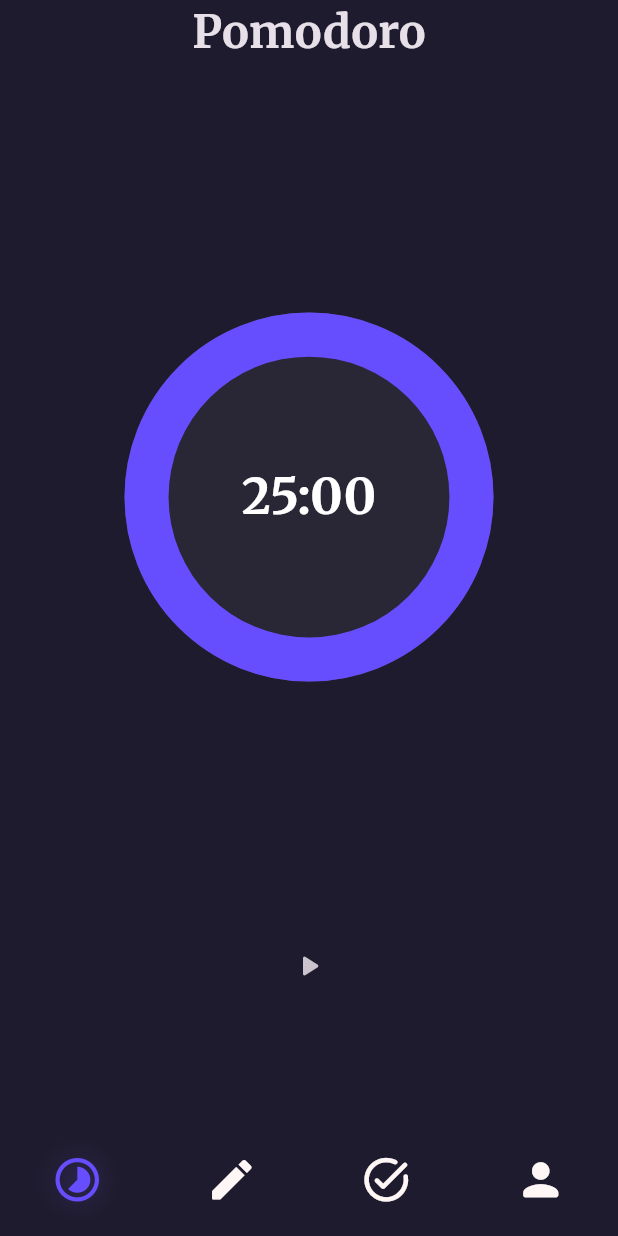
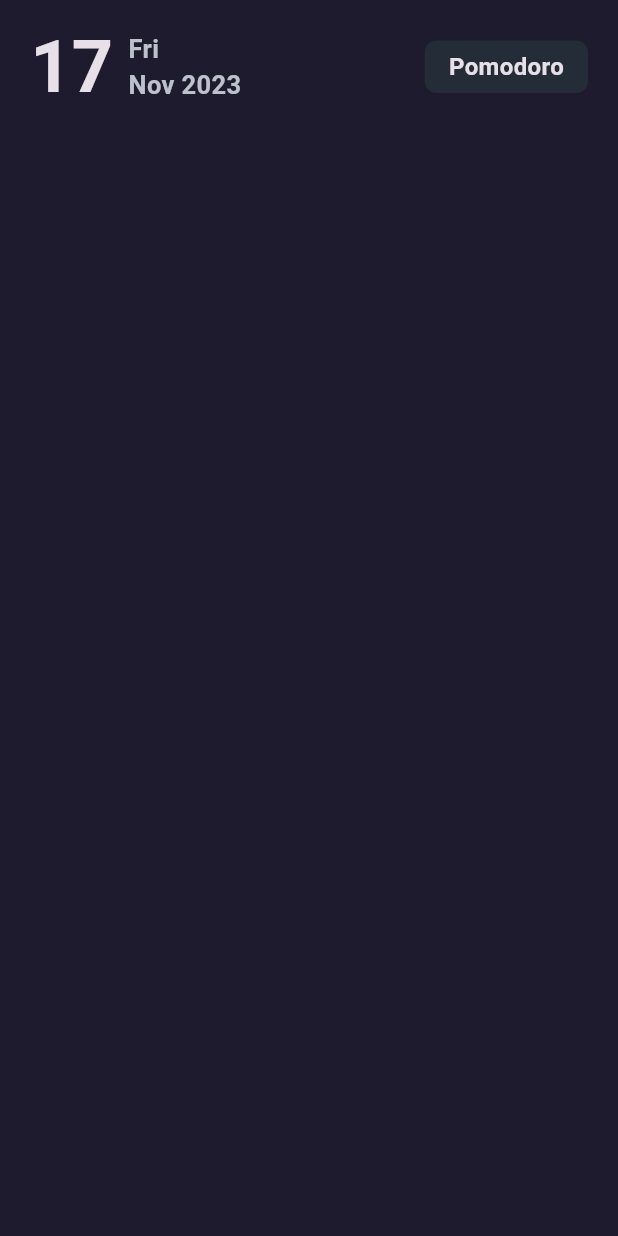
Before and after one commit to aricodeine/pmdr, a Flutter app: the screen it shows after launch, on a phone screen of 412 x 824 dp. Run offline on Flutter 3.47's test engine with Material 2 defaults, Android fonts, the light colour scheme and no system bars; drawn by our look-alikes of circular_countdown_timer; our stand-ins replace bloc, flutter_bloc, gap.

Commit message:
redesigning ui: worked on home screen datetime and title

```diff
--- a/lib/blocs/cubit/homeswitch_cubit.dart
+++ /dev/null
@@ -1,7 +0,0 @@
-import 'package:bloc/bloc.dart';
-
-class HomeSwitchCubit extends Cubit<int> {
-  HomeSwitchCubit() : super(0);
-
-  void change(int index) => emit(index);
-}
--- a/lib/blocs/timer/bloc/timer_bloc.dart
+++ b/lib/blocs/timer/bloc/timer_bloc.dart
@@ -17,9 +17,9 @@ class TimerBloc extends Bloc<TimerEvent, TimerState> {
     on<TimerEndEvent>(timerFinishClickEvent);
   }
 
-  FutureOr<void> timerInitialEvent(TimerInitialEvent event, Emitter<TimerState> emit) async {
+  FutureOr<void> timerInitialEvent(TimerInitialEvent event, Emitter<TimerState> emit) {
     emit(TimerInitial());
-    await Future.delayed(const Duration(seconds: 3));
+    // await Future.delayed(const Duration(seconds: 3));
     emit(TimerReadyState());
   }
 
--- a/lib/core/constants.dart
+++ b/lib/core/constants.dart
@@ -1,15 +1,18 @@
 import 'package:flutter/material.dart';
-import 'package:pmdr/screens/pomodoro_view.dart';
+import 'package:pmdr/screens/home_screen.dart';
 
-const TextStyle kOptionStyle =
-    TextStyle(fontSize: 30, fontWeight: FontWeight.bold);
+const TextStyle kOptionStyle = TextStyle(fontSize: 30, fontWeight: FontWeight.bold);
 const double kBottomNavigationIconSize = 35;
+const kAppColor = Color(0xff1f1b2e);
+const kAppBarSubtextStyle =
+    TextStyle(fontSize: 17, color: Color(0xffBCC1CD), fontWeight: FontWeight.w700);
+const kTodaysDateStyle = TextStyle(fontSize: 48, fontWeight: FontWeight.bold);
 Shadow kShadow = Shadow(
   color: const Color.fromARGB(255, 89, 75, 183).withAlpha(100),
   blurRadius: 20.0,
 );
 const List<Widget> widgetOptions = <Widget>[
-  PomodoroView(),
+  HomeScreen(),
   Text(
     'Edit timer',
     style: kOptionStyle,
--- /dev/null
+++ b/lib/core/widgets/app_title.dart
@@ -0,0 +1,25 @@
+import 'package:flutter/material.dart';
+
+class AppTitle extends StatelessWidget {
+  const AppTitle({
+    super.key,
+    required this.title,
+  });
+
+  final String title;
+
+  @override
+  Widget build(BuildContext context) {
+    return Container(
+      decoration:
+          BoxDecoration(borderRadius: BorderRadius.circular(8), color: const Color(0xff242c37)),
+      child: Padding(
+        padding: const EdgeInsets.symmetric(vertical: 6.0, horizontal: 16.0),
+        child: Text(
+          title,
+          style: const TextStyle(fontSize: 16, fontWeight: FontWeight.w600),
+        ),
+      ),
+    );
+  }
+}
--- a/lib/main.dart
+++ b/lib/main.dart
@@ -1,10 +1,8 @@
 import 'package:flutter/material.dart';
 import 'package:flutter_bloc/flutter_bloc.dart';
-import 'package:pmdr/blocs/cubit/homeswitch_cubit.dart';
 import 'package:pmdr/blocs/timer/bloc/timer_bloc.dart';
 import 'package:pmdr/core/constants.dart';
 import 'package:pmdr/screens/home_screen.dart';
-import 'package:google_fonts/google_fonts.dart';
 
 void main() {
   runApp(const MyApp());
@@ -23,7 +21,8 @@ class MyApp extends StatelessWidget {
           seedColor: Colors.deepPurple,
           brightness: Brightness.dark,
         ),
-        scaffoldBackgroundColor: const Color(0xff1f1b2e),
+        scaffoldBackgroundColor: kAppColor,
+        appBarTheme: const AppBarTheme(backgroundColor: Color(0xff1f1b2e)),
         bottomNavigationBarTheme: BottomNavigationBarThemeData(
             elevation: 0,
             selectedIconTheme: IconThemeData(
@@ -36,27 +35,8 @@ class MyApp extends StatelessWidget {
             selectedItemColor: const Color(0xff664eff)),
         canvasColor: Colors.transparent,
         useMaterial3: true,
-        textTheme: TextTheme(
-          displayLarge: const TextStyle(
-            fontSize: 72,
-            fontWeight: FontWeight.bold,
-          ),
-          // TRY THIS: Change one of the GoogleFonts
-          //           to "lato", "poppins", or "lora".
-          //           The title uses "titleLarge"
-          //           and the middle text uses "bodyMedium".
-          titleLarge: GoogleFonts.oswald(
-            fontSize: 30,
-            fontStyle: FontStyle.italic,
-          ),
-          bodyMedium: GoogleFonts.merriweather(),
-          displaySmall: GoogleFonts.pacifico(),
-        ),
       ),
       home: MultiBlocProvider(providers: [
-        BlocProvider<HomeSwitchCubit>(
-          create: (BuildContext context) => HomeSwitchCubit(),
-        ),
         BlocProvider<TimerBloc>(
           create: (BuildContext context) => TimerBloc(),
         ),
--- a/lib/screens/home_screen.dart
+++ b/lib/screens/home_screen.dart
@@ -1,7 +1,10 @@
 import 'package:flutter/material.dart';
 import 'package:flutter_bloc/flutter_bloc.dart';
-import 'package:pmdr/blocs/cubit/homeswitch_cubit.dart';
+import 'package:gap/gap.dart';
+import 'package:intl/intl.dart';
+import 'package:pmdr/blocs/timer/bloc/timer_bloc.dart';
 import 'package:pmdr/core/constants.dart';
+import 'package:pmdr/core/widgets/app_title.dart';
 
 class HomeScreen extends StatefulWidget {
   const HomeScreen({super.key});
@@ -11,56 +14,47 @@ class HomeScreen extends StatefulWidget {
 }
 
 class _HomeScreenState extends State<HomeScreen> {
-  void _onItemTapped(int value) {
-    BlocProvider.of<HomeSwitchCubit>(context).change(value);
+  final DateTime today = DateTime.now();
+
+  @override
+  void initState() {
+    super.initState();
+    BlocProvider.of<TimerBloc>(context).add(TimerInitialEvent());
   }
 
   @override
   Widget build(BuildContext context) {
-    return SafeArea(
-      child: Scaffold(
-        body: BlocBuilder<HomeSwitchCubit, int>(
-          builder: (context, state) {
-            return Center(child: widgetOptions[state]);
-          },
-        ),
-        bottomNavigationBar: BlocBuilder<HomeSwitchCubit, int>(
-          builder: (context, state) {
-            return BottomNavigationBar(
-              items: const [
-                BottomNavigationBarItem(
-                  icon: Icon(
-                    Icons.timelapse_rounded,
-                    size: kBottomNavigationIconSize,
+    return Scaffold(
+      body: SafeArea(
+        child: Column(
+          children: [
+            Padding(
+              padding: const EdgeInsets.only(top: 10.0, bottom: 10, left: 20.0, right: 20.0),
+              child: Row(
+                mainAxisAlignment: MainAxisAlignment.spaceBetween,
+                children: [
+                  Row(
+                    children: [
+                      Text(
+                        today.day.toString(),
+                        style: kTodaysDateStyle,
+                      ),
+                      const Gap(10),
+                      Column(
+                        crossAxisAlignment: CrossAxisAlignment.start,
+                        children: [
+                          Text(DateFormat('E').format(today), style: kAppBarSubtextStyle),
+                          Text(DateFormat('MMM y').format(today), style: kAppBarSubtextStyle),
+                        ],
+                      )
+                    ],
                   ),
-                  label: 'Pomodoro',
-                ),
-                BottomNavigationBarItem(
-                  icon: Icon(
-                    Icons.mode_edit_outline_rounded,
-                    size: kBottomNavigationIconSize,
-                  ),
-                  label: 'Edit Timer',
-                ),
-                BottomNavigationBarItem(
-                  icon: Icon(
-                    Icons.task_alt_rounded,
-                    size: kBottomNavigationIconSize,
-                  ),
-                  label: 'Finished tasks',
-                ),
-                BottomNavigationBarItem(
-                  icon: Icon(
-                    Icons.person_rounded,
-                    size: kBottomNavigationIconSize,
-                  ),
-                  label: 'Profile',
-                ),
-              ],
-              currentIndex: state,
-              onTap: _onItemTapped,
-            );
-          },
+                  const AppTitle(title: 'Pomodoro'),
+                ],
+              ),
+            ),
+            const Gap(20),
+          ],
         ),
       ),
     );
--- a/lib/screens/pomodoro_view.dart
+++ /dev/null
@@ -1,102 +0,0 @@
-import 'package:flutter/material.dart';
-import 'package:flutter_bloc/flutter_bloc.dart';
-import 'package:pmdr/blocs/timer/bloc/timer_bloc.dart';
-import 'package:pmdr/core/constants.dart';
-import 'package:gap/gap.dart';
-import 'package:circular_countdown_timer/circular_countdown_timer.dart';
-import 'package:pmdr/core/utils.dart';
-import 'package:pmdr/core/widgets/pmdr_timer.dart';
-
-class PomodoroView extends StatefulWidget {
-  const PomodoroView({super.key});
-
-  @override
-  State<PomodoroView> createState() => _PomodoroViewState();
-}
-
-class _PomodoroViewState extends State<PomodoroView> {
-  final CountDownController _controller = CountDownController();
-
-  @override
-  void initState() {
-    super.initState();
-    BlocProvider.of<TimerBloc>(context).add(TimerInitialEvent());
-  }
-
-  @override
-  Widget build(BuildContext context) {
-    return BlocBuilder<TimerBloc, TimerState>(
-      builder: (context, state) {
-        if (state is TimerInitial) {
-          return const Column(
-            mainAxisAlignment: MainAxisAlignment.center,
-            children: [CircularProgressIndicator.adaptive()],
-          );
-        }
-
-        return Column(
-          children: [
-            const Text(
-              'Pomodoro',
-              style: kOptionStyle,
-            ),
-            Gap(MediaQuery.of(context).size.height * 0.1),
-            PmdrTimer(
-              mins: Utilities.currentlySetProfile.numberOfMins,
-              controller: _controller,
-            ),
-            Gap(MediaQuery.of(context).size.height * 0.1),
-            BlocBuilder<TimerBloc, TimerState>(
-              builder: (context, state) {
-                if (state is TimerStartedState) {
-                  return Row(
-                    mainAxisAlignment: MainAxisAlignment.center,
-                    children: [
-                      IconButton(
-                          onPressed: () {
-                            BlocProvider.of<TimerBloc>(context)
-                                .add(TimerPauseEvent(controller: _controller));
-                          },
-                          icon: const Icon(
-                            Icons.pause_rounded,
-                            size: 60,
-                          )),
-                      const Gap(20),
-                      IconButton(
-                          onPressed: () {
-                            BlocProvider.of<TimerBloc>(context)
-                                .add(TimerEndEvent(controller: _controller));
-                          },
-                          icon: const Icon(
-                            Icons.skip_next_rounded,
-                            size: 60,
-                          ))
-                    ],
-                  );
-                }
-
-                if (state is TimerPausedState) {
-                  return IconButton(
-                      onPressed: () {
-                        BlocProvider.of<TimerBloc>(context)
-                            .add(TimerResumeEvent(controller: _controller));
-                      },
-                      icon: const Icon(
-                        Icons.play_arrow_rounded,
-                        size: 60,
-                      ));
-                }
-
-                return IconButton(
-                  onPressed: () => BlocProvider.of<TimerBloc>(context)
-                      .add(TimerStartEvent(controller: _controller)),
-                  icon: const Icon(Icons.play_arrow_rounded),
-                );
-              },
-            ),
-          ],
-        );
-      },
-    );
-  }
-}
--- a/pubspec.yaml
+++ b/pubspec.yaml
@@ -40,10 +40,10 @@ dependencies:
   json_serializable: ^6.7.1
   json_annotation: ^4.8.1
   bloc: ^8.1.2
-  google_fonts: ^6.1.0
   circular_countdown_timer: ^0.2.3
   gap: ^3.0.1
   meta: ^1.9.1
+  intl: ^0.18.1
 
 dev_dependencies:
   flutter_test:
```
Also changed, not shown: pubspec.lock.
